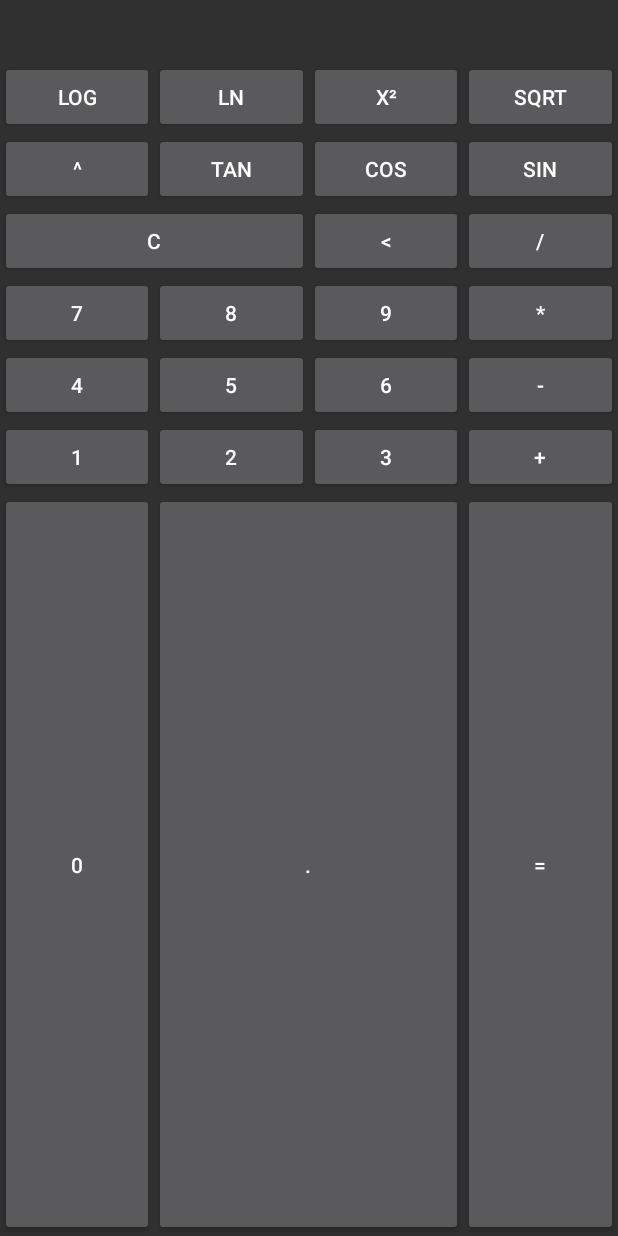
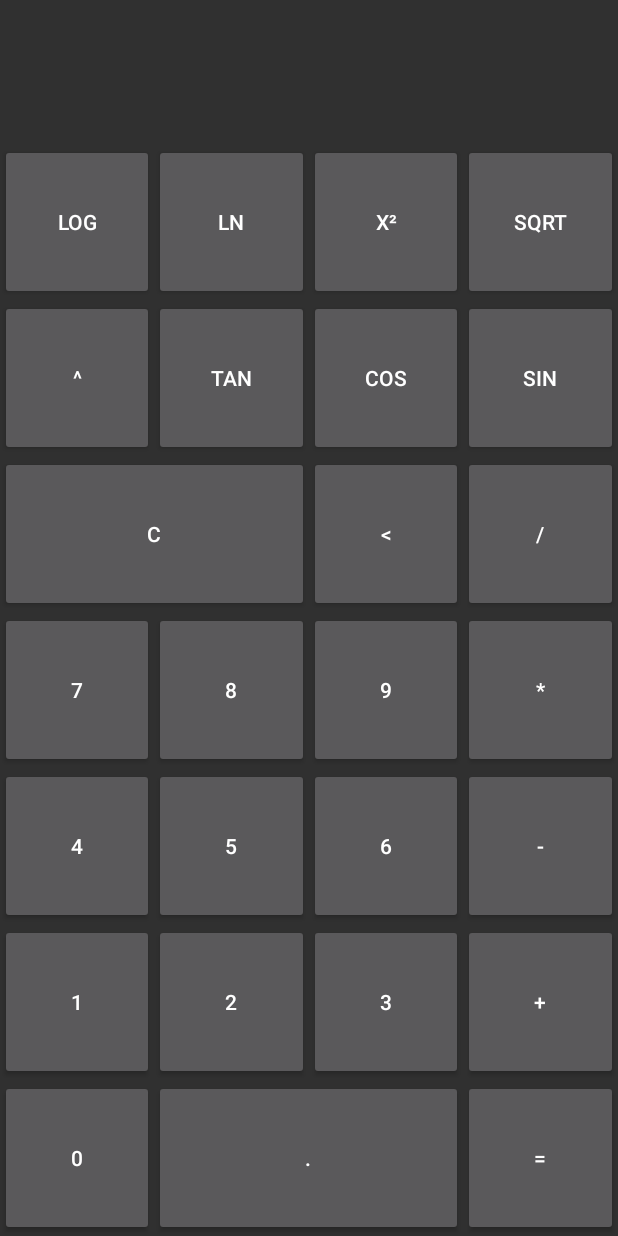
Before and after one commit to shaxi1/Android-Calculator, an Android app: the AdvancedCalcActivity screen opened directly, with no data from a screen before it, on a phone screen of 412 x 824 dp. Run offline under Robolectric (Android 15) with nearby library versions, the phone set to English and light mode, and no system bars; 1 statement that could not run was skipped.

Commit message:
Fix row weight in advanced calculator

```diff
--- a/app/src/main/res/layout/activity_advanced_calc.xml
+++ b/app/src/main/res/layout/activity_advanced_calc.xml
@@ -16,8 +16,8 @@
         android:layout_gravity="fill_horizontal"
         android:gravity="end"
         android:layout_columnWeight="1"
-        android:layout_width="0dp"
-        android:layout_height="wrap_content"/>
+        android:layout_rowWeight="1"
+        android:layout_width="0dp" />
 
     <Button
         android:id="@+id/btn_square"
@@ -26,7 +26,7 @@
         android:layout_row="1"
         android:layout_columnWeight="1"
         android:layout_width="0dp"
-        android:layout_height="wrap_content"
+        android:layout_rowWeight="1"
         android:layout_gravity="fill"/>
 
     <Button
@@ -36,7 +36,7 @@
         android:layout_row="1"
         android:layout_columnWeight="1"
         android:layout_width="0dp"
-        android:layout_height="wrap_content"
+        android:layout_rowWeight="1"
         android:layout_gravity="fill"/>
 
     <Button
@@ -46,7 +46,7 @@
         android:layout_row="1"
         android:layout_columnWeight="1"
         android:layout_width="0dp"
-        android:layout_height="wrap_content"
+        android:layout_rowWeight="1"
         android:layout_gravity="fill"/>
     <Button
         android:id="@+id/btn_log"
@@ -55,7 +55,7 @@
         android:layout_row="1"
         android:layout_columnWeight="1"
         android:layout_width="0dp"
-        android:layout_height="wrap_content"
+        android:layout_rowWeight="1"
         android:layout_gravity="fill"/>
 
     <Button
@@ -65,7 +65,7 @@
         android:layout_row="2"
         android:layout_columnWeight="1"
         android:layout_width="0dp"
-        android:layout_height="wrap_content"
+        android:layout_rowWeight="1"
         android:layout_gravity="fill"/>
 
     <Button
@@ -75,7 +75,7 @@
         android:layout_row="2"
         android:layout_columnWeight="1"
         android:layout_width="0dp"
-        android:layout_height="wrap_content"
+        android:layout_rowWeight="1"
         android:layout_gravity="fill"/>
 
     <Button
@@ -86,6 +86,7 @@
         android:layout_columnWeight="1"
         android:layout_width="0dp"
         android:layout_height="wrap_content"
+        android:layout_rowWeight="1"
         android:layout_gravity="fill"/>
 
     <Button
@@ -95,7 +96,7 @@
         android:layout_row="2"
         android:layout_columnWeight="1"
         android:layout_width="0dp"
-        android:layout_height="wrap_content"
+        android:layout_rowWeight="1"
         android:layout_gravity="fill"/>
 
     <Button
@@ -106,7 +107,7 @@
         android:layout_columnSpan="2"
         android:layout_columnWeight="1"
         android:layout_width="0dp"
-        android:layout_height="wrap_content"
+        android:layout_rowWeight="1"
         android:layout_gravity="fill"/>
 
     <Button
@@ -116,7 +117,7 @@
         android:layout_row="3"
         android:layout_columnWeight="1"
         android:layout_width="0dp"
-        android:layout_height="wrap_content"
+        android:layout_rowWeight="1"
         android:layout_gravity="fill"/>
 
     <Button
@@ -126,7 +127,7 @@
         android:layout_row="3"
         android:layout_columnWeight="1"
         android:layout_width="0dp"
-        android:layout_height="wrap_content"
+        android:layout_rowWeight="1"
         android:layout_gravity="fill"/>
 
     <Button
@@ -136,7 +137,7 @@
         android:layout_row="4"
         android:layout_columnWeight="1"
         android:layout_width="0dp"
-        android:layout_height="wrap_content"
+        android:layout_rowWeight="1"
         android:layout_gravity="fill"/>
 
     <Button
@@ -146,7 +147,7 @@
         android:layout_row="4"
         android:layout_columnWeight="1"
         android:layout_width="0dp"
-        android:layout_height="wrap_content"
+        android:layout_rowWeight="1"
         android:layout_gravity="fill"/>
 
     <Button
@@ -156,7 +157,7 @@
         android:layout_row="4"
         android:layout_columnWeight="1"
         android:layout_width="0dp"
-        android:layout_height="wrap_content"
+        android:layout_rowWeight="1"
         android:layout_gravity="fill"/>
 
     <Button
@@ -166,7 +167,7 @@
         android:layout_row="4"
         android:layout_columnWeight="1"
         android:layout_width="0dp"
-        android:layout_height="wrap_content"
+        android:layout_rowWeight="1"
         android:layout_gravity="fill"/>
 
     <Button
@@ -176,7 +177,7 @@
         android:layout_row="5"
         android:layout_columnWeight="1"
         android:layout_width="0dp"
-        android:layout_height="wrap_content"
+        android:layout_rowWeight="1"
         android:layout_gravity="fill"/>
 
     <Button
@@ -186,7 +187,7 @@
         android:layout_row="5"
         android:layout_columnWeight="1"
         android:layout_width="0dp"
-        android:layout_height="wrap_content"
+        android:layout_rowWeight="1"
         android:layout_gravity="fill"/>
 
     <Button
@@ -196,7 +197,7 @@
         android:layout_row="5"
         android:layout_columnWeight="1"
         android:layout_width="0dp"
-        android:layout_height="wrap_content"
+        android:layout_rowWeight="1"
         android:layout_gravity="fill"/>
 
     <Button
@@ -206,7 +207,7 @@
         android:layout_row="5"
         android:layout_columnWeight="1"
         android:layout_width="0dp"
-        android:layout_height="wrap_content"
+        android:layout_rowWeight="1"
         android:layout_gravity="fill"/>
 
     <Button
@@ -216,7 +217,7 @@
         android:layout_row="6"
         android:layout_columnWeight="1"
         android:layout_width="0dp"
-        android:layout_height="wrap_content"
+        android:layout_rowWeight="1"
         android:layout_gravity="fill"/>
 
     <Button
@@ -226,7 +227,7 @@
         android:layout_row="6"
         android:layout_columnWeight="1"
         android:layout_width="0dp"
-        android:layout_height="wrap_content"
+        android:layout_rowWeight="1"
         android:layout_gravity="fill"/>
 
     <Button
@@ -236,7 +237,7 @@
         android:layout_row="6"
         android:layout_columnWeight="1"
         android:layout_width="0dp"
-        android:layout_height="wrap_content"
+        android:layout_rowWeight="1"
         android:layout_gravity="fill"/>
     <Button
         android:id="@+id/btn_add"
@@ -245,7 +246,7 @@
         android:layout_row="6"
         android:layout_columnWeight="1"
         android:layout_width="0dp"
-        android:layout_height="wrap_content"
+        android:layout_rowWeight="1"
         android:layout_gravity="fill"/>
 
     <Button
@@ -255,7 +256,7 @@
         android:layout_row="7"
         android:layout_columnWeight="1"
         android:layout_width="0dp"
-        android:layout_height="wrap_content"
+        android:layout_rowWeight="1"
         android:layout_gravity="fill"/>
 
     <Button
@@ -266,7 +267,7 @@
         android:layout_columnSpan="2"
         android:layout_columnWeight="1"
         android:layout_width="0dp"
-        android:layout_height="wrap_content"
+        android:layout_rowWeight="1"
         android:layout_gravity="fill"/>
 
     <Button
@@ -276,7 +277,7 @@
         android:layout_row="7"
         android:layout_columnWeight="1"
         android:layout_width="0dp"
-        android:layout_height="wrap_content"
+        android:layout_rowWeight="1"
         android:layout_gravity="fill"/>
 
 </GridLayout>
```
